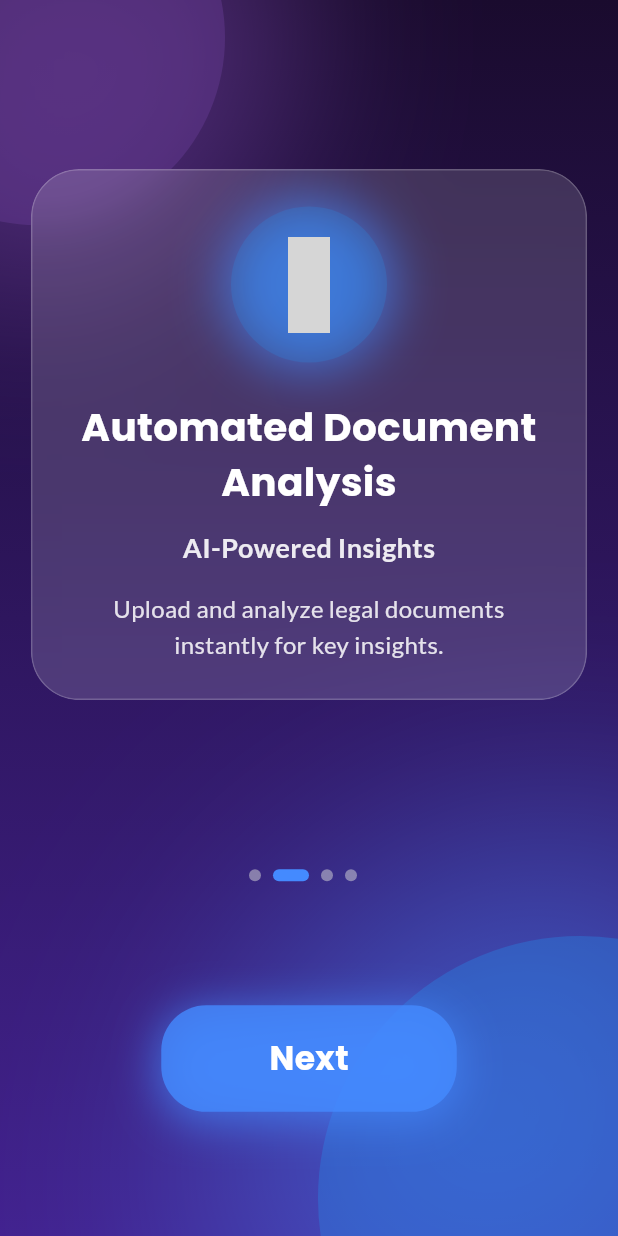
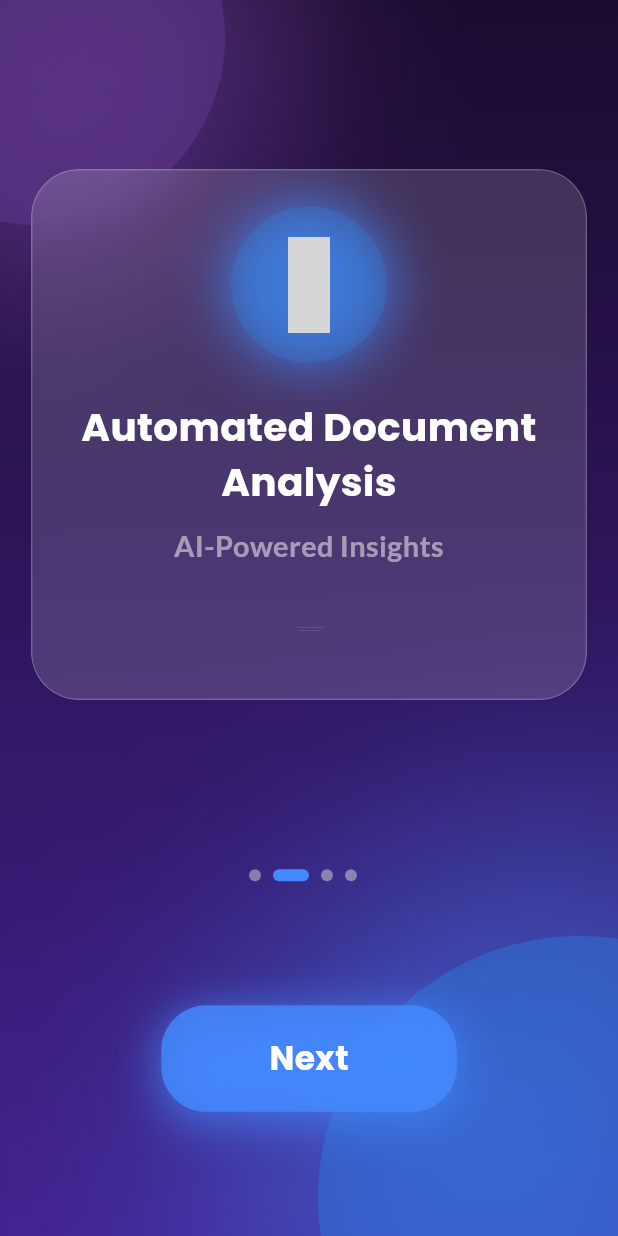
Before and after one commit to Syed-kashif-xli/law-genie, a Flutter app: the screen it shows after launch, swiped to page 2, on a phone screen of 412 x 824 dp. Run offline on Flutter 3.47's test engine with Material 3 defaults, Android fonts, the phone set to English and light mode, and no system bars; our stand-ins replace font_awesome_flutter, google_fonts, iconsax, visibility_detector; grey boxes are pictures that could not be loaded.

Commit message:
Initial commit

```diff
--- a/lib/features/onboarding/onboarding_page.dart
+++ b/lib/features/onboarding/onboarding_page.dart
@@ -1,9 +1,11 @@
 
+import 'dart:async';
 import 'dart:ui';
 import 'package:flutter/material.dart';
 import 'package:google_fonts/google_fonts.dart';
 import 'package:iconsax/iconsax.dart';
 import 'package:myapp/features/auth/login_page.dart';
+import 'package:visibility_detector/visibility_detector.dart';
 
 class OnboardingPage extends StatefulWidget {
   const OnboardingPage({super.key});
@@ -15,33 +17,49 @@ class OnboardingPage extends StatefulWidget {
 class _OnboardingPageState extends State<OnboardingPage> {
   final PageController _pageController = PageController();
   int _currentPage = 0;
+  final List<GlobalKey<_AnimatedOnboardingScreenState>> _keys = [
+    GlobalKey(),
+    GlobalKey(),
+    GlobalKey(),
+    GlobalKey(),
+  ];
 
-  final List<Widget> _onboardingScreens = [
-    const OnboardingScreen(
+  late final List<Widget> _onboardingScreens;
+
+  @override
+  void initState() {
+    super.initState();
+    _onboardingScreens = [
+      AnimatedOnboardingScreen(
+        key: _keys[0],
         icon: Iconsax.message_question5,
         title: "Law Genie",
         subtitle: "Your AI Legal Partner",
         description: "Chat with Law Genie – Get instant AI-powered legal advice 24/7",
       ),
-    const OnboardingScreen(
+      AnimatedOnboardingScreen(
+        key: _keys[1],
         icon: Iconsax.document_text,
         title: "Automated Document Analysis",
         subtitle: "AI-Powered Insights",
         description: "Upload and analyze legal documents instantly for key insights.",
       ),
-    const OnboardingScreen(
+      AnimatedOnboardingScreen(
+        key: _keys[2],
         icon: Iconsax.folder_open,
         title: "Intelligent Case Management",
         subtitle: "Smart Organization",
         description: "Organize, track, and manage your legal cases with smart assistance.",
       ),
-    const OnboardingScreen(
+      AnimatedOnboardingScreen(
+        key: _keys[3],
         icon: Iconsax.shield_tick,
         title: "Secure Client Collaboration",
         subtitle: "Encrypted Communication",
         description: "Communicate and share documents with clients in a secure, encrypted environment.",
       ),
     ];
+  }
 
   @override
   Widget build(BuildContext context) {
@@ -102,14 +120,25 @@ class _OnboardingPageState extends State<OnboardingPage> {
                   const Spacer(flex: 1),
                   Expanded(
                     flex: 12,
-                    child: PageView(
+                    child: PageView.builder(
                       controller: _pageController,
                       onPageChanged: (int page) {
                         setState(() {
                           _currentPage = page;
                         });
                       },
-                      children: _onboardingScreens,
+                      itemCount: _onboardingScreens.length,
+                      itemBuilder: (context, index) {
+                        return VisibilityDetector(
+                          key: Key('onboarding_screen_$index'),
+                          onVisibilityChanged: (visibilityInfo) {
+                            if (visibilityInfo.visibleFraction > 0.5) {
+                              _keys[index].currentState?.startAnimation();
+                            }
+                          },
+                          child: _onboardingScreens[index],
+                        );
+                      },
                     ),
                   ),
                   const Spacer(flex: 1),
@@ -174,9 +203,10 @@ class _OnboardingPageState extends State<OnboardingPage> {
       ),
     );
   }
+
    AnimatedContainer buildDot({int? index}) {
     return AnimatedContainer(
-      duration: const Duration(milliseconds: 200),
+      duration: const Duration(milliseconds: 300),
       margin: const EdgeInsets.only(right: 8),
       height: 8,
       width: _currentPage == index ? 24 : 8,
@@ -188,19 +218,93 @@ class _OnboardingPageState extends State<OnboardingPage> {
   }
 }
 
-class OnboardingScreen extends StatelessWidget {
+
+// A reusable animated widget
+class AnimatedContent extends StatelessWidget {
+  final Widget child;
+  final Animation<double> animation;
+  final double start;
+  final double end;
+
+  const AnimatedContent({
+    super.key,
+    required this.child,
+    required this.animation,
+    required this.start,
+    required this.end,
+  });
+
+  @override
+  Widget build(BuildContext context) {
+    return FadeTransition(
+      opacity: CurvedAnimation(
+        parent: animation,
+        curve: Interval(start, end, curve: Curves.easeIn),
+      ),
+      child: ScaleTransition(
+        scale: CurvedAnimation(
+          parent: animation,
+          curve: Interval(start, end, curve: Curves.easeInOutBack),
+        ),
+        child: SlideTransition(
+          position: Tween<Offset>(
+            begin: const Offset(0, 0.5),
+            end: Offset.zero,
+          ).animate(CurvedAnimation(
+            parent: animation,
+            curve: Interval(start, end, curve: Curves.easeInOutBack),
+          )),
+          child: child,
+        ),
+      ),
+    );
+  }
+}
+
+class AnimatedOnboardingScreen extends StatefulWidget {
   final IconData icon;
   final String title;
   final String subtitle;
   final String description;
 
-  const OnboardingScreen({
+  const AnimatedOnboardingScreen({
     super.key,
     required this.icon,
     required this.title,
     required this.subtitle,
     required this.description,
   });
+
+  @override
+  State<AnimatedOnboardingScreen> createState() => _AnimatedOnboardingScreenState();
+}
+
+class _AnimatedOnboardingScreenState extends State<AnimatedOnboardingScreen>
+    with SingleTickerProviderStateMixin {
+  late AnimationController _animationController;
+  bool _hasAnimated = false;
+
+  @override
+  void initState() {
+    super.initState();
+    _animationController = AnimationController(
+      vsync: this,
+      duration: const Duration(milliseconds: 800),
+    );
+  }
+
+  void startAnimation() {
+    if (mounted && !_hasAnimated) {
+      _animationController.forward();
+      _hasAnimated = true;
+    }
+  }
+
+  @override
+  void dispose() {
+    _animationController.dispose();
+    super.dispose();
+  }
 
   @override
   Widget build(BuildContext context) {
@@ -217,12 +321,19 @@ class OnboardingScreen extends StatelessWidget {
               borderRadius: BorderRadius.circular(32),
               border: Border.all(color: Colors.white.withOpacity(0.2)),
             ),
-            child: Column(
+            child: AnimatedBuilder(
+              animation: _animationController,
+              builder: (context, child) {
+                return Column(
                   mainAxisSize: MainAxisSize.min,
                   mainAxisAlignment: MainAxisAlignment.center,
                   children: [
                     // Glowing Icon
-                Container(
+                    AnimatedContent(
+                      animation: _animationController,
+                      start: 0.0,
+                      end: 0.5,
+                      child: Container(
                         padding: const EdgeInsets.all(20),
                         decoration: BoxDecoration(
                           shape: BoxShape.circle,
@@ -235,12 +346,17 @@ class OnboardingScreen extends StatelessWidget {
                             ),
                           ],
                         ),
-                  child: Icon(icon, color: Colors.white, size: 64),
+                        child: Icon(widget.icon, color: Colors.white, size: 64),
+                      ),
                     ),
                     const SizedBox(height: 24),
                     // Text Content
-                Text(
-                  title,
+                    AnimatedContent(
+                      animation: _animationController,
+                      start: 0.2,
+                      end: 0.7,
+                      child: Text(
+                        widget.title,
                         textAlign: TextAlign.center,
                         style: GoogleFonts.poppins(
                           color: Colors.white,
@@ -248,9 +364,14 @@ class OnboardingScreen extends StatelessWidget {
                           fontSize: 26,
                         ),
                       ),
+                    ),
                     const SizedBox(height: 12),
-                Text(
-                  subtitle,
+                    AnimatedContent(
+                      animation: _animationController,
+                      start: 0.4,
+                      end: 0.9,
+                      child: Text(
+                        widget.subtitle,
                         textAlign: TextAlign.center,
                         style: GoogleFonts.lato(
                           color: Colors.white.withOpacity(0.9),
@@ -258,9 +379,14 @@ class OnboardingScreen extends StatelessWidget {
                           fontSize: 18,
                         ),
                       ),
+                    ),
                     const SizedBox(height: 16),
-                Text(
-                  description,
+                    AnimatedContent(
+                      animation: _animationController,
+                      start: 0.6,
+                      end: 1.0,
+                      child: Text(
+                        widget.description,
                         textAlign: TextAlign.center,
                         style: GoogleFonts.lato(
                           color: Colors.white.withOpacity(0.85),
@@ -268,7 +394,10 @@ class OnboardingScreen extends StatelessWidget {
                           height: 1.5,
                         ),
                       ),
+                    ),
                   ],
+                );
+              },
             ),
           ),
         ),
--- a/pubspec.yaml
+++ b/pubspec.yaml
@@ -17,6 +17,7 @@ dependencies:
   iconsax: ^0.0.8
   font_awesome_flutter: ^10.12.0
   auto_size_text: ^3.0.0
+  visibility_detector: ^0.4.0+2
 
 dev_dependencies:
   flutter_test:
```
Also changed, not shown: pubspec.lock. Lines whose indentation alone changed are shown as unchanged.
